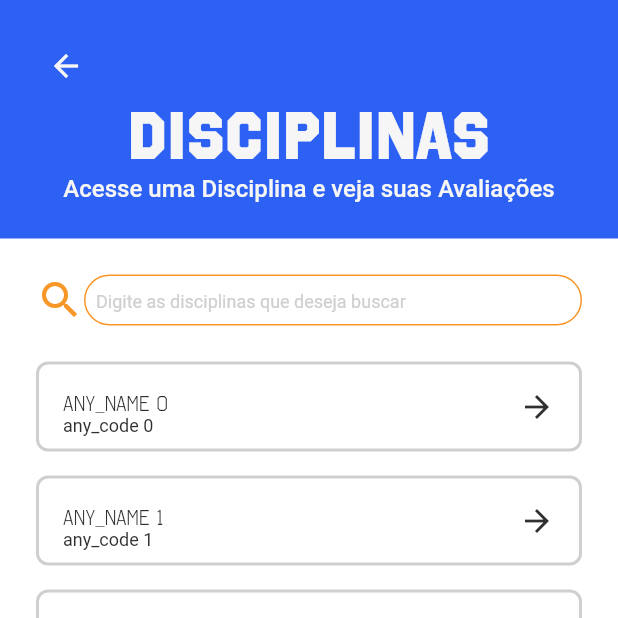
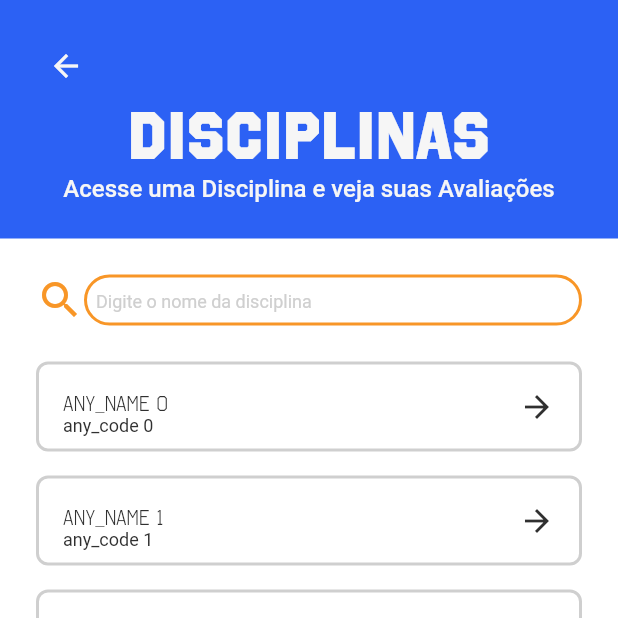
Before and after one commit to fga-eps-mds/CollegeFlow, a Flutter app: the ListSubjectsPage screen opened by its route, on a phone screen of 412 x 824 dp, the top half of it. Run offline on Flutter 3.47's test engine with Material 2 defaults, Android fonts, the phone set to English and light mode, and no system bars; our stand-ins replace dartz, dio, equatable, flutter_bloc, freezed_annotation, get_it and 2 more; generated files the repository leaves out were written again.

Commit message:
refac: resolve changes

```diff
--- a/college_flow_app/lib/features/list_subjects/widgets/searchbar.dart
+++ b/college_flow_app/lib/features/list_subjects/widgets/searchbar.dart
@@ -1,5 +1,5 @@
+import 'package:college_flow_app/config/design_system/data/object_styles/border_radius.dart';
 import 'package:college_flow_app/config/design_system/data/spacing/spacing.dart';
-import 'package:college_flow_app/shared/widgets/flow_icon_button.dart';
 import 'package:college_flow_app/shared/widgets/gap.dart';
 import 'package:flutter/material.dart';
 
@@ -27,15 +27,17 @@ class SearchBar extends StatelessWidget {
           child: TextFormField(
             decoration: InputDecoration(
               enabledBorder: OutlineInputBorder(
-                borderSide: const BorderSide(color: colorSecondary, width: 1),
-                borderRadius: BorderRadius.circular(50.0),
+                borderSide:
+                    const BorderSide(color: colorSecondary, width: spacingAtom),
+                borderRadius:
+                    BorderRadius.circular(objectStyleBorderRadiusPill),
               ),
-              hintText: 'Digite as disciplinas que deseja buscar',
+              hintText: 'Digite o nome da disciplina',
               hintStyle: Theme.of(context).textTheme.bodySmall?.copyWith(
                     color: colorDarkWhite,
                   ),
               isDense: true,
-              contentPadding: const EdgeInsets.all(8.0),
+              contentPadding: const EdgeInsets.all(spacingNano),
             ),
           ),
         ),
--- a/college_flow_app/lib/features/list_subjects/widgets/subject_tile.dart
+++ b/college_flow_app/lib/features/list_subjects/widgets/subject_tile.dart
@@ -56,6 +56,4 @@ class SubjectTile extends StatelessWidget {
       ),
     );
   }
-
-  void setState(Null Function() param0) {}
 }
```
